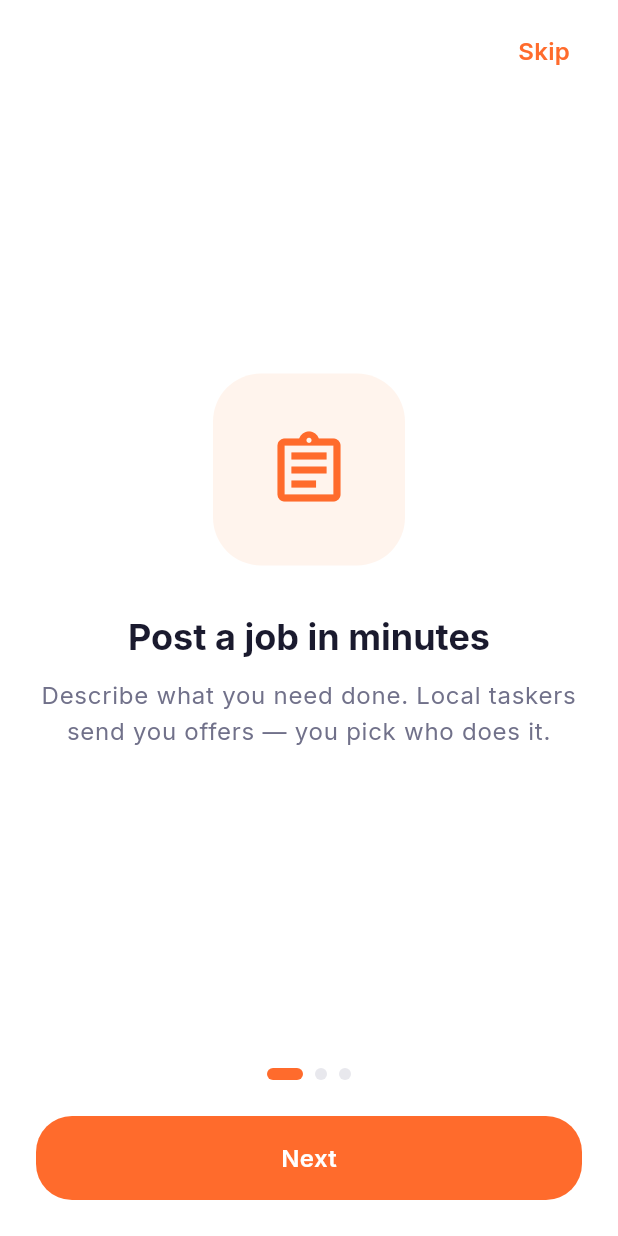
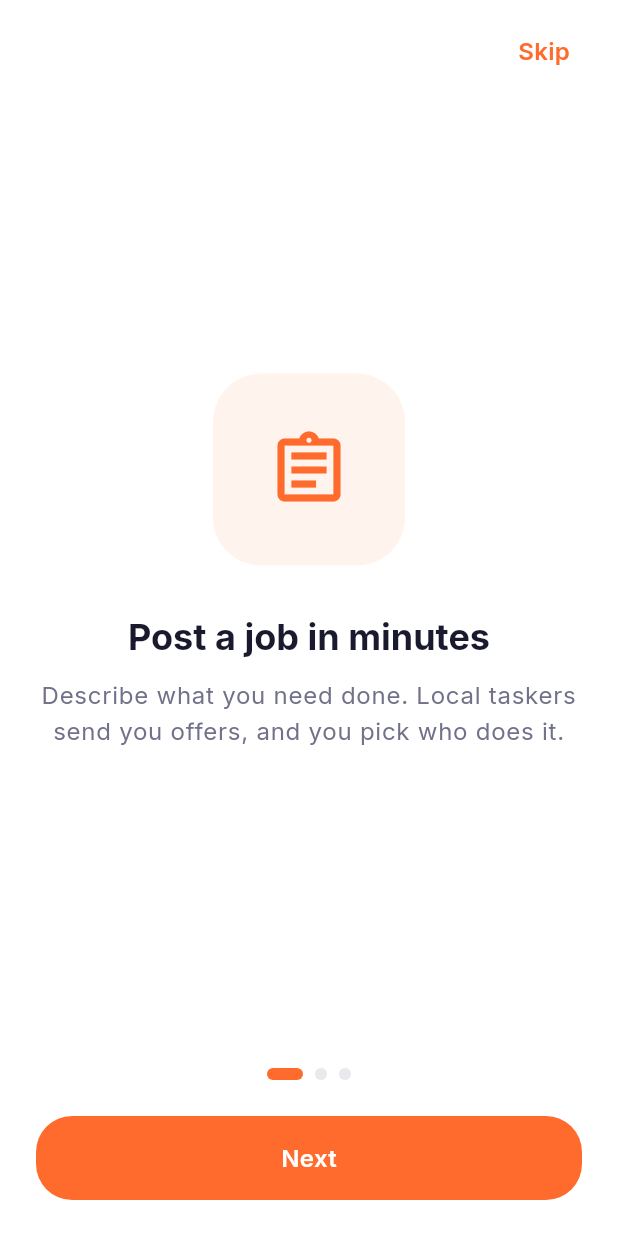
Before and after one commit to rahulkr/jobbees, a Flutter app: the screen it shows after launch, on a phone screen of 412 x 824 dp. Run offline on Flutter 3.47's test engine with Material 3 defaults, Android fonts, the phone set to English and light mode, and no system bars; our stand-ins replace dio, flutter_riverpod, flutter_secure_storage, go_router, google_fonts, shared_preferences and 1 more.

Commit message:
fix(mobile): remove em-dashes from user-facing copy (#32)
Em-dashes in displayed text read as AI-generated. Rewrote the three
visible strings that used them with plain punctuation:

- Welcome carousel slide 1 (offers, and you pick...)
- Role selection subtitle (two short sentences)
- Foundation home shell subtitle

Code comments keep their dashes (not user-facing). Going forward, no
em/en dashes in any shipped copy.

Co-authored-by: Claude Opus 4.8 (1M context) <noreply@anthropic.com>

```diff
--- a/apps/mobile/lib/features/auth/screens/role_selection_screen.dart
+++ b/apps/mobile/lib/features/auth/screens/role_selection_screen.dart
@@ -97,7 +97,7 @@ class _RoleSelectionScreenState extends State<RoleSelectionScreen> {
             const AuthHeader(
               title: 'How will you start?',
               subtitle:
-                  'You can do both later — this just sets up your first '
+                  'You can do both later. This just sets up your first '
                   'experience.',
             ),
             const SizedBox(height: JSpacing.xl),
--- a/apps/mobile/lib/features/home/screens/home_screen.dart
+++ b/apps/mobile/lib/features/home/screens/home_screen.dart
@@ -63,7 +63,7 @@ class _HomeBody extends StatelessWidget {
             ),
             const SizedBox(height: 8),
             Text(
-              'Foundation shell — mobile + web from one codebase',
+              'Foundation shell. Mobile and web from one codebase.',
               textAlign: TextAlign.center,
               style: theme.textTheme.bodyMedium?.copyWith(
                 color: theme.colorScheme.onSurfaceVariant,
--- a/apps/mobile/lib/features/onboarding/screens/welcome_carousel_screen.dart
+++ b/apps/mobile/lib/features/onboarding/screens/welcome_carousel_screen.dart
@@ -34,8 +34,8 @@ const List<_Slide> _slides = [
     icon: Icons.assignment_outlined,
     title: 'Post a job in minutes',
     body:
-        'Describe what you need done. Local taskers send you offers — you pick '
-        'who does it.',
+        'Describe what you need done. Local taskers send you offers, and you '
+        'pick who does it.',
   ),
   _Slide(
     icon: Icons.handyman_outlined,
```
